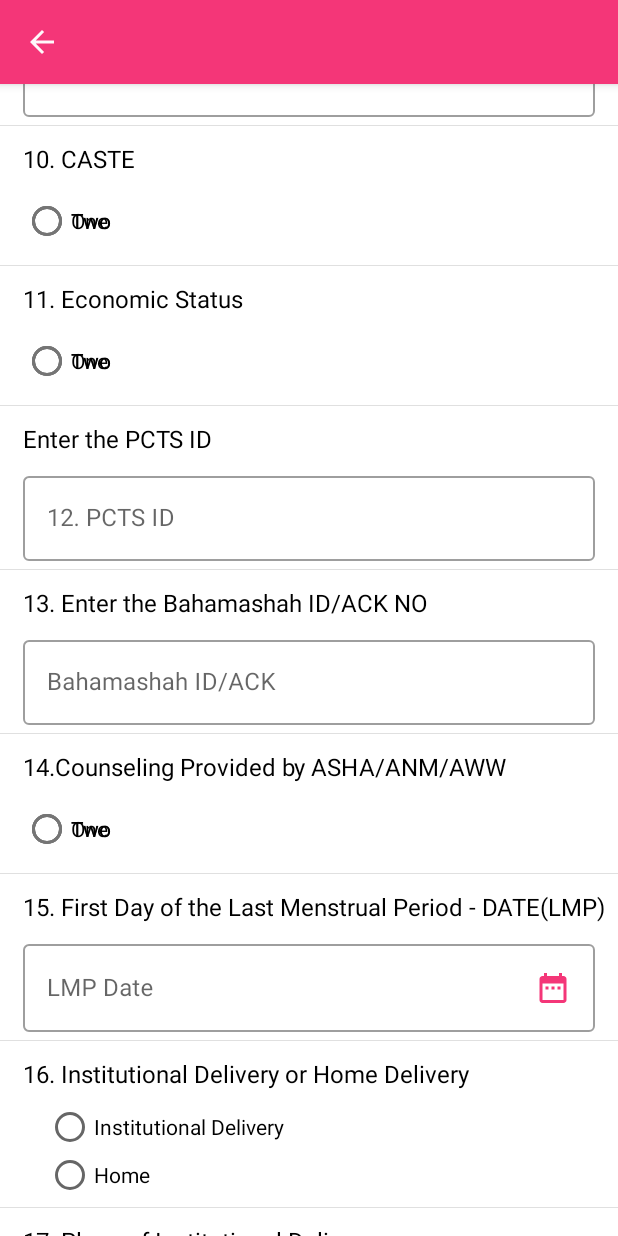
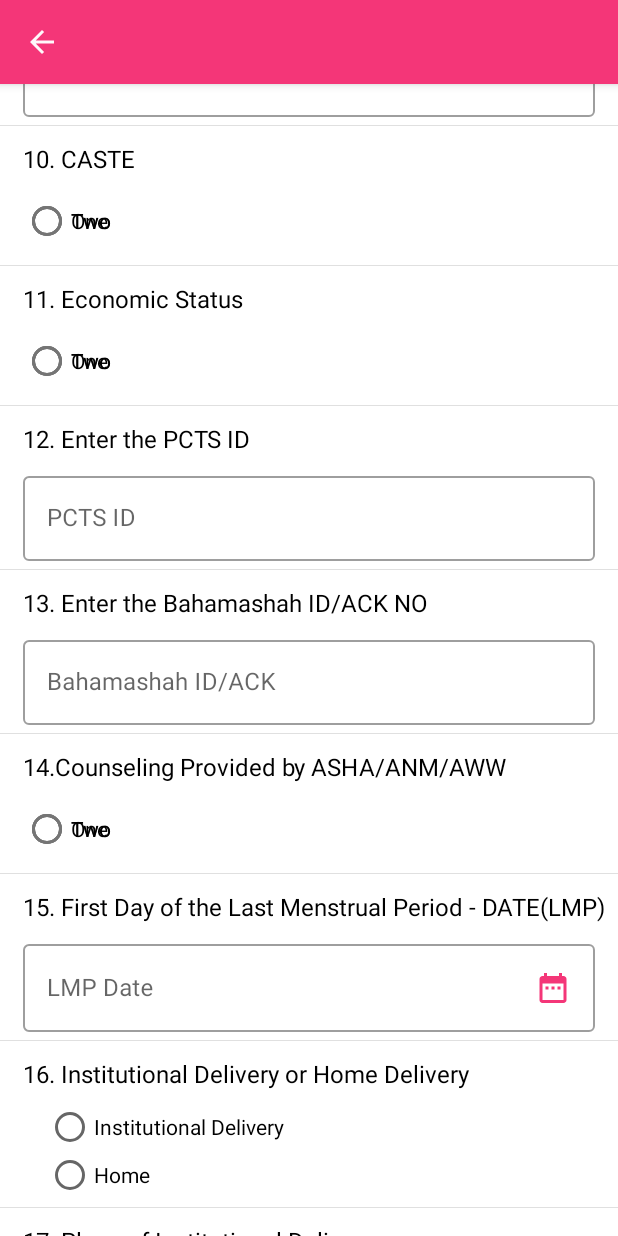
Before and after one commit to ShivShankarT/Rajpusht-Android-PC, an Android app: the layout registration_fragment.xml on its own in the app's theme, with its tools: preview values and no code run, scrolled down 1612 dp, on a phone screen of 412 x 824 dp. Run offline under Robolectric (Android 15) with nearby library versions, the phone set to English and light mode, and no system bars; plain views replace SegmentedGroup; Roboto replaces fonts that are not available here.

Commit message:
registration all static text move to xml file

```diff
--- a/app/src/main/java/in/rajpusht/pc/ui/benef_list/BeneficiaryAdapter.java
+++ b/app/src/main/java/in/rajpusht/pc/ui/benef_list/BeneficiaryAdapter.java
@@ -46,18 +46,18 @@ public class BeneficiaryAdapter extends RecyclerView.Adapter<BeneficiaryAdapter.
         if (befModel.getStage().equals("PW")) {
             holder.benf_name.setText(befModel.getName());
             holder.benf_hus_name.setText("w/o:" + befModel.getHusbandName());
-            holder.date.setText("LMP Date:" + AppDateTimeUtils.convertLocalDate(befModel.getLmpDate()));
+            holder.date.setText(R.string.lmp_date + AppDateTimeUtils.convertLocalDate(befModel.getLmpDate()));
         } else {
             holder.benf_name.setText(befModel.getMotherName());
             holder.benf_hus_name.setText("w/o:" + befModel.getHusbandName());
-            holder.date.setText("DOB:" + AppDateTimeUtils.convertLocalDate(befModel.getDob()));
+            holder.date.setText(R.string.dob + AppDateTimeUtils.convertLocalDate(befModel.getDob()));
         }
 
         holder.buttonststus.setText(befModel.getCurrentSubStage());
 
         if (!TextUtils.isEmpty(befModel.getPctsId())) {
             holder.pctsId.setVisibility(View.VISIBLE);
-            holder.pctsId.setText("PCTS ID:" + befModel.getPctsId());
+            holder.pctsId.setText(R.string.pcts_id + befModel.getPctsId());
         } else {
             holder.pctsId.setVisibility(View.GONE);
         }
--- a/app/src/main/java/in/rajpusht/pc/ui/change_password/ChangePasswordFragment.java
+++ b/app/src/main/java/in/rajpusht/pc/ui/change_password/ChangePasswordFragment.java
@@ -39,7 +39,7 @@ public class ChangePasswordFragment extends BaseFragment<ChangePasswordFragmentB
         super.onViewCreated(view, savedInstanceState);
         ChangePasswordFragmentBinding viewDataBinding = getViewDataBinding();
         Toolbar toolbar = viewDataBinding.toolbarLy.toolbar;
-        toolbar.setTitle("Change Password");
+        toolbar.setTitle(getResources().getString(R.string.change_pass));
         toolbar.setNavigationOnClickListener(new View.OnClickListener() {
             @Override
             public void onClick(View v) {
--- a/app/src/main/res/layout/fragment_beneficiary.xml
+++ b/app/src/main/res/layout/fragment_beneficiary.xml
@@ -36,7 +36,7 @@
             android:layout_width="match_parent"
             android:layout_height="match_parent"
             android:gravity="center"
-            android:text="No Active Beneficiary " />
+            android:text="@string/no_active_benef" />
 
         <com.google.android.material.floatingactionbutton.FloatingActionButton
             android:id="@+id/add_fab"
--- a/app/src/main/res/layout/registration_fragment.xml
+++ b/app/src/main/res/layout/registration_fragment.xml
@@ -37,7 +37,7 @@
                     android:id="@+id/benf_child_count"
                     android:layout_width="match_parent"
                     android:layout_height="wrap_content"
-                    app:ff_label="1. How many living children Do you having ?"
+                    app:ff_label="@string/no_of_children"
                     app:ff_required="true"
                     app:ff_selections="@array/child_count" />
 
@@ -46,7 +46,7 @@
                     android:id="@+id/benf_reg_stage"
                     android:layout_width="match_parent"
                     android:layout_height="wrap_content"
-                    app:ff_label="2. Are you "
+                    app:ff_label="@string/are_you"
                     app:ff_required="true"
                     app:ff_selections="@array/benf_currently" />
 
@@ -56,7 +56,7 @@
                     android:layout_height="wrap_content"
                     app:ff_hint="DOB"
                     app:ff_input_type="number"
-                    app:ff_label="3. Age of Child"
+                    app:ff_label="@string/child_age"
                     app:ff_required="true" />
 
 
@@ -65,7 +65,7 @@
                     android:layout_width="match_parent"
                     android:layout_height="wrap_content"
                     app:ff_chbox_none_pos="4"
-                    app:ff_label="4. Are you registered in"
+                    app:ff_label="@string/register_in"
                     app:ff_required="true"
                     app:ff_selections="@array/benf_registered_in" />
 
@@ -75,13 +75,13 @@
                     style="@style/FormTextMini"
                     android:layout_width="match_parent"
                     android:layout_height="wrap_content"
-                    android:text="5. How many installments have you received?" />
+                    android:text="@string/number_installment_received" />
 
                 <in.rajpusht.pc.custom.ui.FormSegmentedGroupElement
                     android:id="@+id/benf_pmmvvy_count"
                     android:layout_width="match_parent"
                     android:layout_height="wrap_content"
-                    app:ff_label="PMMVVY"
+                    app:ff_label="@string/pmmvvy"
                     app:ff_label_text_appearance="@style/FormTextSmall"
                     app:ff_required="true"
                     app:ff_selections="@array/count_0_3"
@@ -92,7 +92,7 @@
                     android:id="@+id/benf_igmpy_count"
                     android:layout_width="match_parent"
                     android:layout_height="wrap_content"
-                    app:ff_label="IGMPY"
+                    app:ff_label="@string/igmpy"
                     app:ff_label_text_appearance="@style/FormTextSmall"
                     app:ff_required="true"
                     app:ff_selections="@array/count_0_4"
@@ -112,7 +112,7 @@
                     android:id="@+id/benf_rajshri_count"
                     android:layout_width="match_parent"
                     android:layout_height="wrap_content"
-                    app:ff_label="RAJSHRI"
+                    app:ff_label="@string/rajshri"
                     app:ff_label_text_appearance="@style/FormTextSmall"
                     app:ff_required="true"
                     app:ff_selections="@array/count_0_2_more" />
@@ -132,7 +132,7 @@
                     android:layout_width="match_parent"
                     android:layout_height="wrap_content"
                     app:ff_hint="Name"
-                    app:ff_label="7. Beneficiary Husband/Father's Name"
+                    app:ff_label="@string/benef_husband_name"
                     app:ff_maxLength="30"
                     app:ff_required="true" />
 
@@ -140,7 +140,7 @@
                     android:id="@+id/benf_age_type"
                     android:layout_width="match_parent"
                     android:layout_height="wrap_content"
-                    app:ff_label="8. Age Of beneficiary"
+                    app:ff_label="@string/benef_age"
                     app:ff_required="true"
                     app:ff_selections="@array/benf_age"
                     app:ff_show_divider="false" />
@@ -149,7 +149,7 @@
                     android:id="@+id/benf_age_dob"
                     android:layout_width="match_parent"
                     android:layout_height="wrap_content"
-                    app:ff_hint="Enter DOB"
+                    app:ff_hint="@string/benef_dob"
                     app:ff_required="true"
                     app:ff_show_divider="false" />
 
@@ -157,7 +157,7 @@
                     android:id="@+id/benf_age"
                     android:layout_width="match_parent"
                     android:layout_height="wrap_content"
-                    app:ff_hint="Enter Age (e.g 25)"
+                    app:ff_hint="@string/benef_age_enter"
                     app:ff_input_type="number"
                     app:ff_maxLength="2"
                     app:ff_required="true" />
@@ -168,7 +168,7 @@
                     android:layout_width="match_parent"
                     android:layout_height="wrap_content"
                     app:ff_input_type="number"
-                    app:ff_label="9. Beneficiary Mobile Number"
+                    app:ff_label="@string/mobile_number"
                     app:ff_required="true"
                     app:ff_selections="@array/benf_sele_mobile"
                     app:ff_show_divider="false" />
@@ -177,7 +177,7 @@
                     android:id="@+id/benf_self_mobile"
                     android:layout_width="match_parent"
                     android:layout_height="wrap_content"
-                    app:ff_hint="Self Mobile"
+                    app:ff_hint="@string/self_mobile"
                     app:ff_input_type="phone_no"
                     app:ff_maxLength="10"
                     app:ff_required="true"
@@ -187,7 +187,7 @@
                     android:id="@+id/benf_hus_mobile"
                     android:layout_width="match_parent"
                     android:layout_height="wrap_content"
-                    app:ff_hint="Husband/Father's Mobile Number"
+                    app:ff_hint="@string/husband_mobile"
                     app:ff_input_type="phone_no"
                     app:ff_maxLength="10"
                     app:ff_required="true" />
@@ -197,7 +197,7 @@
                     android:id="@+id/benf_caste"
                     android:layout_width="match_parent"
                     android:layout_height="wrap_content"
-                    app:ff_label="10. CASTE"
+                    app:ff_label="@string/caste"
                     app:ff_required="true"
                     app:ff_selections="@array/caste" />
 
@@ -205,7 +205,7 @@
                     android:id="@+id/benf_econ"
                     android:layout_width="match_parent"
                     android:layout_height="wrap_content"
-                    app:ff_label="11. Economic Status"
+                    app:ff_label="@string/economic_status"
                     app:ff_required="true"
                     app:ff_selections="@array/benf_econ" />
 
@@ -213,8 +213,8 @@
                     android:id="@+id/benf_pctsid"
                     android:layout_width="match_parent"
                     android:layout_height="wrap_content"
-                    app:ff_hint="12. PCTS ID"
-                    app:ff_label="Enter the PCTS ID"
+                    app:ff_hint="PCTS ID"
+                    app:ff_label="@string/benef_pcts_id"
                     app:ff_maxLength="30"
                     app:ff_required="true" />
 
@@ -223,7 +223,7 @@
                     android:layout_width="match_parent"
                     android:layout_height="wrap_content"
                     app:ff_hint="Bahamashah ID/ACK"
-                    app:ff_label="13. Enter the Bahamashah ID/ACK NO"
+                    app:ff_label="@string/bahamashah_id"
                     app:ff_maxLength="30"
                     app:ff_required="true" />
 
@@ -231,7 +231,7 @@
                     android:id="@+id/benf_counseling"
                     android:layout_width="match_parent"
                     android:layout_height="wrap_content"
-                    app:ff_label="14.Counseling Provided by ASHA/ANM/AWW"
+                    app:ff_label="@string/counselling"
                     app:ff_required="true"
                     app:ff_selections="@array/YES_NO" />
 
@@ -240,7 +240,7 @@
                     android:layout_width="match_parent"
                     android:layout_height="wrap_content"
                     app:ff_hint="LMP Date"
-                    app:ff_label="15. First Day of the Last Menstrual Period - DATE(LMP) "
+                    app:ff_label="@string/benef_lmp_date"
                     app:ff_required="true" />
 
 
@@ -248,7 +248,7 @@
                     android:id="@+id/benf_child_delivery_place_type"
                     android:layout_width="match_parent"
                     android:layout_height="wrap_content"
-                    app:ff_label="16. Institutional Delivery or Home Delivery"
+                    app:ff_label="@string/delivery"
                     app:ff_required="true"
                     app:ff_selections="@array/benf_delivery_place" />
 
@@ -258,7 +258,7 @@
                     android:layout_width="match_parent"
                     android:layout_height="wrap_content"
                     app:ff_hint="Place Name"
-                    app:ff_label="17. Place of Institutional Delivery"
+                    app:ff_label="@string/institutional_delivery"
                     app:ff_maxLength="130"
                     app:ff_required="true" />
 
@@ -266,7 +266,7 @@
                     android:id="@+id/benf_cous_sms"
                     android:layout_width="match_parent"
                     android:layout_height="wrap_content"
-                    app:ff_label="17. Are you willing to receive counselling messages on mobile"
+                    app:ff_label="@string/receive_counselling"
                     app:ff_required="true"
                     app:ff_selections="@array/benf_mobile_both" />
 
--- a/app/src/main/res/values/strings.xml
+++ b/app/src/main/res/values/strings.xml
@@ -11,9 +11,50 @@
     <string name="invalid_password">Password must be >5 characters</string>
     <string name="login_failed">"Login failed"</string>
     <string name="menu_home">Home</string>
+    <string name="registration_title">Registration</string>
+    <string name="beneficiary_age_limit">Beneficiary age should be greater then 13</string>
+    <string name="error_invalid_mobile_no">Invalid Mobile No</string>
+    <string name="error_invalid_name">Invalid Name</string>
+    <string name="child_age_limit">Child age should be less then 1 year</string>
+    <string name="benf_success_reg">Beneficiary Registration Successfully</string>
+    <string name="change_pass">Change Password</string>
+    <string name="lmp_date">LMP Date :</string>
+    <string name="dob">DOB :</string>
+    <string name="pcts_id">PCTS ID :</string>
+    <string name="error_firstname">Invalid First Name</string>
+    <string name="error_lastname">Invalid Last Name</string>
+    <string name="error_email">Invalid Email</string>
+    <string name="error_username">Invalid UserName</string>
+    <string name="error_phoneno">Invalid Phone Number</string>
+    <string name="no_active_benef">No Active Beneficiary </string>
 
     <string name="radioselecteng">English</string>
     <string name="radioselecthin">Hindi</string>
+
+    <string name="no_of_children">1. How many living children Do you having ?</string>
+    <string name="are_you">2. Are you</string>
+    <string name="child_age">3. Age of Child</string>
+    <string name="register_in">4. Are you registered in"</string>
+    <string name="number_installment_received">5. How many installments have you received?</string>
+    <string name="pmmvvy">PMMVVY</string>
+    <string name="igmpy">IGMPY</string>
+    <string name="rajshri">RAJSHRI</string>
+    <string name="benef_husband_name">7. Beneficiary Husband/Father\'s Name</string>
+    <string name="benef_age">8. Age Of beneficiary"</string>
+    <string name="benef_dob">Enter DOB</string>
+    <string name="benef_age_enter">Enter Age (e.g 25)</string>
+    <string name="mobile_number">9. Beneficiary Mobile Number</string>
+    <string name="self_mobile">Self Mobile</string>
+    <string name="husband_mobile">Husband/Father\'s Mobile Number</string>
+    <string name="caste">10. CASTE</string>
+    <string name="economic_status">11. Economic Status</string>
+    <string name="benef_pcts_id">12. Enter the PCTS ID</string>
+    <string name="bahamashah_id">13. Enter the Bahamashah ID/ACK NO</string>
+    <string name="counselling">14.Counseling Provided by ASHA/ANM/AWW</string>
+    <string name="benef_lmp_date">15. First Day of the Last Menstrual Period - DATE(LMP)</string>
+    <string name="delivery">16. Institutional Delivery or Home Delivery</string>
+    <string name="institutional_delivery">17. Place of Institutional Delivery</string>
+    <string name="receive_counselling">18. Are you willing to receive counselling messages on mobile</string>
 
     <string name="set_location">Select AWC </string>
     <string name="set_language">Select Language</string>
--- a/build.gradle
+++ b/build.gradle
@@ -10,7 +10,7 @@ buildscript {
 
     }
     dependencies {
-        classpath 'com.android.tools.build:gradle:3.6.3'
+        classpath 'com.android.tools.build:gradle:3.5.3'
 
 
         // NOTE: Do not place your application dependencies here; they belong
```
Also changed, not shown: app/src/main/java/in/rajpusht/pc/ui/profile_edit/ProfileEditFragment.java (+5 -5 lines), app/src/main/java/in/rajpusht/pc/ui/registration/RegistrationFragment.java (+8 -8 lines).
